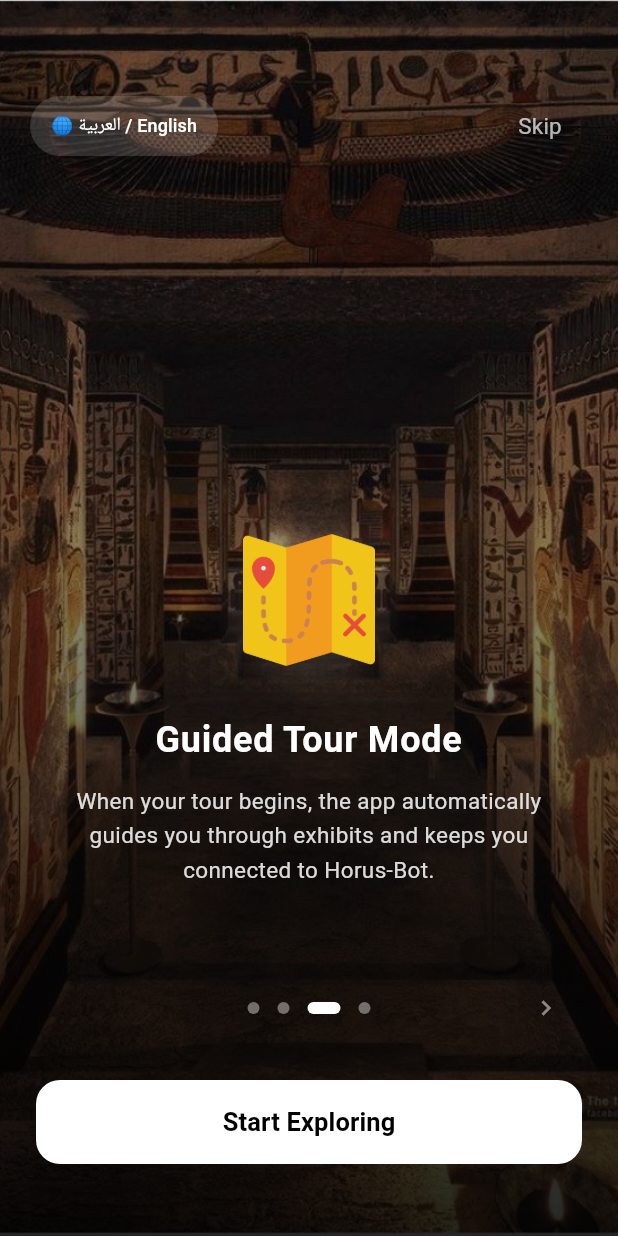
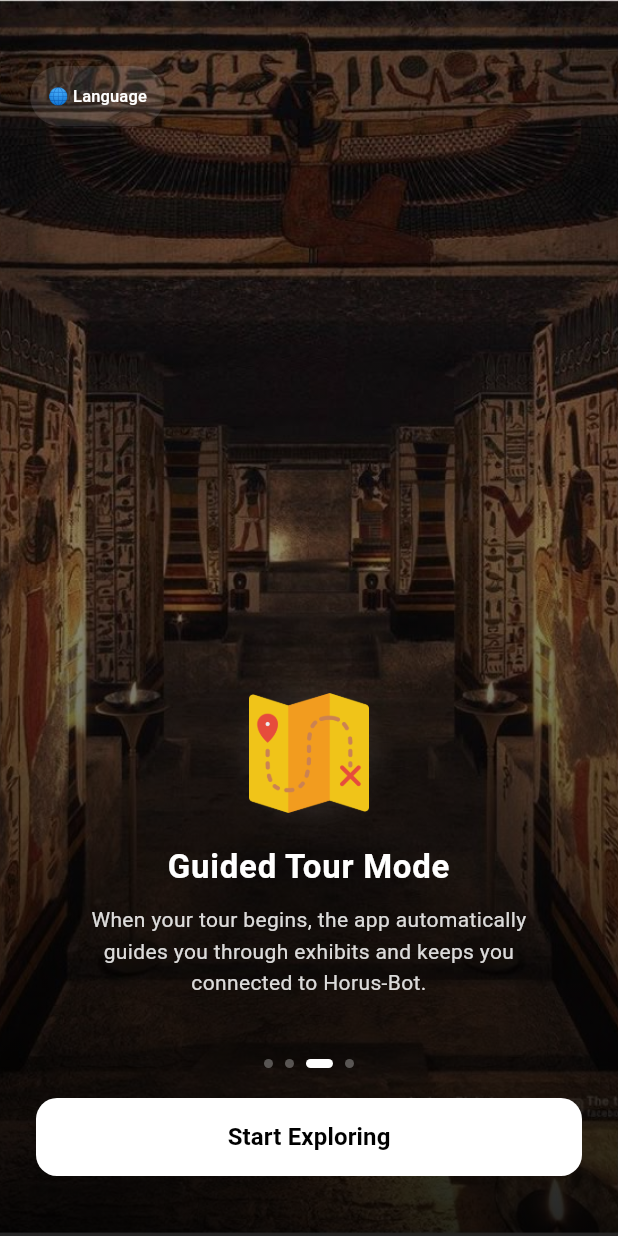
Before and after one commit to Farida-Waheed/museum_app, a Flutter app: the screen it shows after launch, swiped to page 3, on a phone screen of 412 x 824 dp. Run offline on Flutter 3.47's test engine with Material 3 defaults, Android fonts, the phone set to English and light mode, and no system bars; our stand-ins replace audioplayers, permission_handler, shared_preferences; missing offline and left inert: mobile_scanner; project files that could hold a hidden picture were left out.

Commit message:
refactor(onboarding): final refinement for premium swipe-first experience
- Simplified UX by removing Skip button and Next arrow, enabling a modern swipe-first flow.
- Standardized primary CTA to "Start Exploring" on every slide for non-blocking onboarding.
- Refined visual proportions: reduced icon size (80), title font (22), description font (14), and button height (52) for a lighter, more elegant feel.
- Minimized circular glow intensity behind icons and tightened vertical spacing.
- Simplified Language toggle to "🌐 Language" pill.
- Updated integration test to reflect the new swipe behavior and removed button checks.
- Verified all text uses existing ARB localization keys.
- Confirmed technical quality with clean analyze and passing test suite.

Co-authored-by: Farida-Waheed <172945916+Farida-Waheed@users.noreply.github.com>

```diff
--- a/lib/core/constants/sizes.dart
+++ b/lib/core/constants/sizes.dart
@@ -13,7 +13,7 @@ class AppSizes {
   static const double radiusXl = 32;
 
   // Components
-  static const double buttonHeight = 56;
+  static const double buttonHeight = 52;
   static const double iconTapSize = 48; // accessibility-friendly
   static const double cardElevation = 0;
 }
--- a/lib/screens/onboarding/onboarding_screen.dart
+++ b/lib/screens/onboarding/onboarding_screen.dart
@@ -108,53 +108,53 @@ class _OnboardingScreenState extends State<OnboardingScreen> {
                       child: Column(
                         mainAxisAlignment: MainAxisAlignment.end,
                         children: [
-                          // Icon with subtle glow
+                          // Icon with very subtle glow
                           Stack(
                             alignment: Alignment.center,
                             children: [
                               Container(
-                                width: 90,
-                                height: 90,
+                                width: 82,
+                                height: 82,
                                 decoration: BoxDecoration(
                                   shape: BoxShape.circle,
                                   boxShadow: [
                                     BoxShadow(
-                                      color: Colors.white.withOpacity(0.1),
-                                      blurRadius: 20,
-                                      spreadRadius: 5,
+                                      color: Colors.white.withOpacity(0.06),
+                                      blurRadius: 12,
+                                      spreadRadius: 3,
                                     ),
                                   ],
                                 ),
                               ),
                               Image.asset(
                                 pages[index]["iconPath"]!,
-                                width: 88,
-                                height: 88,
+                                width: 80,
+                                height: 80,
                               ),
                             ],
                           ),
-                          const SizedBox(height: 32),
+                          const SizedBox(height: 20),
                           Text(
                             pages[index]["title"]!,
                             textAlign: TextAlign.center,
                             style: const TextStyle(
                               color: Colors.white,
-                              fontSize: 24,
+                              fontSize: 22,
                               fontWeight: FontWeight.bold,
                               letterSpacing: 0.5,
                             ),
                           ),
-                          const SizedBox(height: 14),
+                          const SizedBox(height: 10),
                           Text(
                             pages[index]["desc"]!,
                             textAlign: TextAlign.center,
                             style: TextStyle(
                               color: Colors.white.withOpacity(0.85),
-                              fontSize: 15,
+                              fontSize: 14,
                               height: 1.5,
                             ),
                           ),
-                          const SizedBox(height: 60),
+                          const SizedBox(height: 40),
                         ],
                       ),
                     );
@@ -164,70 +164,46 @@ class _OnboardingScreenState extends State<OnboardingScreen> {
 
               // --- Dots + Primary button ---
               Padding(
-                padding: const EdgeInsets.fromLTRB(24, 0, 24, 48),
+                padding: const EdgeInsets.fromLTRB(24, 0, 24, 40),
                 child: Column(
                   children: [
-                    // Dots indicator with optional Next affordance
-                    SizedBox(
-                      height: 40,
-                      child: Stack(
-                        alignment: Alignment.center,
-                        children: [
+                    // Dots indicator - Swipe-first flow
                     Row(
                       mainAxisAlignment: MainAxisAlignment.center,
                       children: List.generate(pages.length, (index) {
                         final bool active = _currentPage == index;
                         return AnimatedContainer(
                           duration: const Duration(milliseconds: 300),
-                                margin: const EdgeInsets.symmetric(horizontal: 6),
-                                width: active ? 22 : 8,
-                                height: 8,
+                          margin: const EdgeInsets.symmetric(horizontal: 4),
+                          width: active ? 18 : 6,
+                          height: 6,
                           decoration: BoxDecoration(
-                                  color: active ? Colors.white : Colors.white.withOpacity(0.4),
+                            color: active ? Colors.white : Colors.white.withOpacity(0.3),
                             borderRadius: BorderRadius.circular(4),
                           ),
                         );
                       }),
                     ),
-                          if (_currentPage < pages.length - 1)
-                            Positioned(
-                              right: isArabic ? null : 0,
-                              left: isArabic ? 0 : null,
-                              child: IconButton(
-                                onPressed: () => _pageController.nextPage(
-                                  duration: const Duration(milliseconds: 300),
-                                  curve: Curves.easeInOut,
-                                ),
-                                icon: Icon(
-                                  isArabic ? Icons.chevron_left : Icons.chevron_right,
-                                  color: Colors.white.withOpacity(0.5),
-                                  size: 20,
-                                ),
-                              ),
-                            ),
-                        ],
-                      ),
-                    ),
-                    const SizedBox(height: 28),
+                    const SizedBox(height: 20),
 
-                    // Navigation Button - "Start Exploring" on every slide
+                    // Navigation Button - Always "Start Exploring"
                     SizedBox(
                       width: double.infinity,
-                      height: 56,
+                      height: 52,
                       child: ElevatedButton(
                         onPressed: () => _completeOnboarding(prefs),
                         style: ElevatedButton.styleFrom(
                           backgroundColor: Colors.white,
                           foregroundColor: Colors.black,
                           shape: RoundedRectangleBorder(
-                            borderRadius: BorderRadius.circular(16),
+                            borderRadius: BorderRadius.circular(14),
                           ),
                           elevation: 0,
                         ),
                         child: Text(
                           l10n.startExploring,
                           style: const TextStyle(
-                            fontSize: 17,
+                            fontSize: 16,
                             fontWeight: FontWeight.bold,
                           ),
                         ),
@@ -241,7 +217,7 @@ class _OnboardingScreenState extends State<OnboardingScreen> {
 
           // --- 4. Language switcher (Top Start) ---
           Positioned(
-            top: 60,
+            top: 40,
             left: isArabic ? null : 20,
             right: isArabic ? 20 : null,
             child: SafeArea(
@@ -251,37 +227,15 @@ class _OnboardingScreenState extends State<OnboardingScreen> {
                 },
                 style: TextButton.styleFrom(
                   foregroundColor: Colors.white,
-                  backgroundColor: Colors.white.withOpacity(0.15),
-                  padding: const EdgeInsets.symmetric(horizontal: 14, vertical: 6),
+                  backgroundColor: Colors.white.withOpacity(0.1),
+                  padding: const EdgeInsets.symmetric(horizontal: 12, vertical: 6),
                   shape: RoundedRectangleBorder(
                     borderRadius: BorderRadius.circular(20),
                   ),
                 ),
-                child: const Text(
-                  "🌐 العربية / English",
-                  style: TextStyle(fontSize: 12, fontWeight: FontWeight.w500),
-                ),
-              ),
-            ),
-          ),
-
-          // --- 5. Skip button (Top End) ---
-          Positioned(
-            top: 60,
-            left: isArabic ? 20 : null,
-            right: isArabic ? null : 20,
-            child: SafeArea(
-              child: TextButton(
-                onPressed: () => _completeOnboarding(prefs),
-                style: TextButton.styleFrom(
-                  foregroundColor: Colors.white.withOpacity(0.7),
-                ),
                 child: Text(
-                  l10n.skip,
-                  style: const TextStyle(
-                    fontSize: 15,
-                    fontWeight: FontWeight.w400,
-                  ),
+                  "🌐 ${l10n.language}",
+                  style: const TextStyle(fontSize: 11, fontWeight: FontWeight.w500),
                 ),
               ),
             ),
```
Also changed, not shown: 1 other file. Lines whose indentation alone changed are shown as unchanged.
